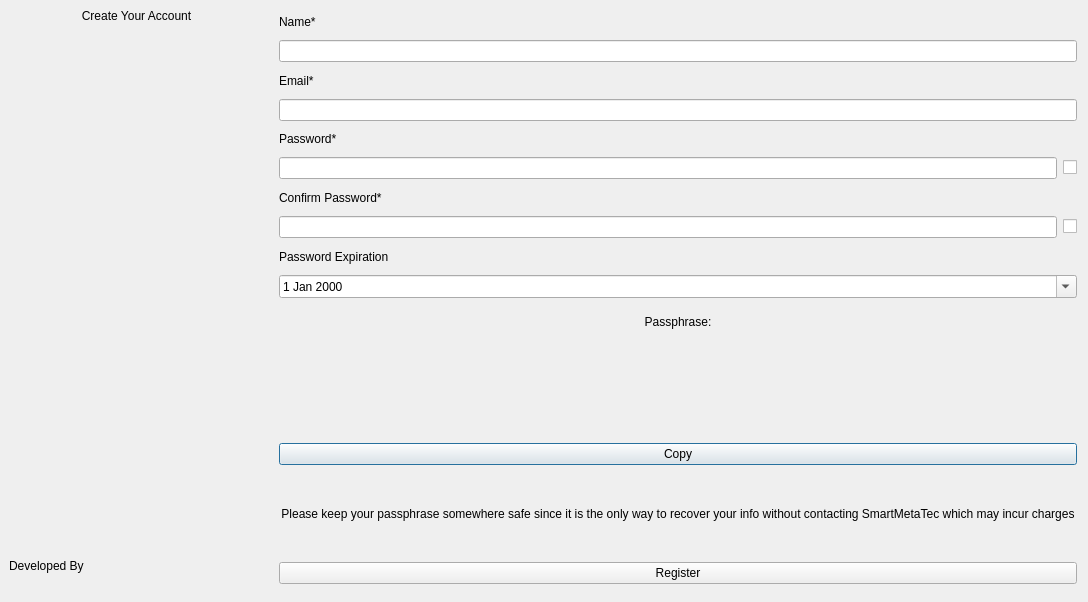
This is designs/xml/register_window.ui in daniel-deru/WorkMate-3.0 as Qt 5 draws it before an edit. The edited form follows.
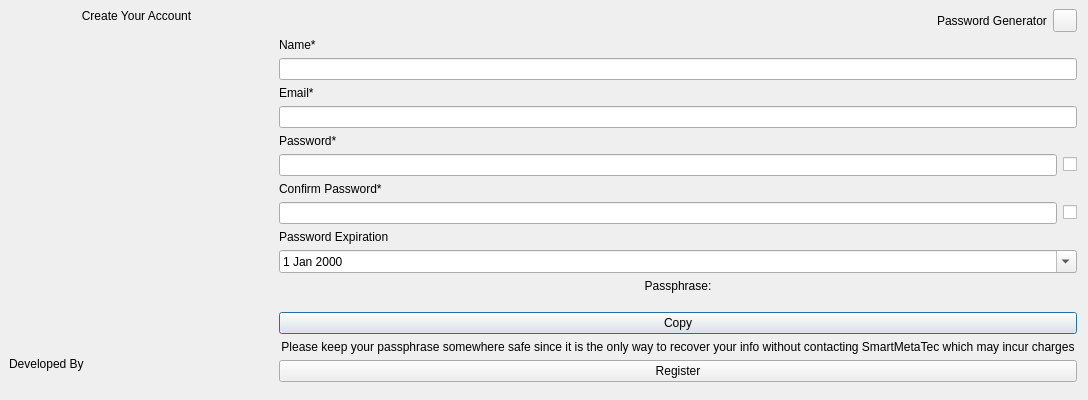
This is the edited form.

Commit message: finished password expiry

```diff
--- a/designs/xml/register_window.ui
+++ b/designs/xml/register_window.ui
@@ -7,7 +7,7 @@
     <x>0</x>
     <y>0</y>
     <width>1088</width>
-    <height>602</height>
+    <height>400</height>
    </rect>
   </property>
   <property name="windowTitle">
@@ -150,6 +150,43 @@
      <property name="bottomMargin">
       <number>9</number>
      </property>
+     <item>
+      <layout class="QHBoxLayout" name="horizontalLayout_10">
+       <property name="sizeConstraint">
+        <enum>QLayout::SetFixedSize</enum>
+       </property>
+       <item>
+        <spacer name="horizontalSpacer_2">
+         <property name="orientation">
+          <enum>Qt::Horizontal</enum>
+         </property>
+         <property name="sizeHint" stdset="0">
+          <size>
+           <width>40</width>
+           <height>20</height>
+          </size>
+         </property>
+        </spacer>
+       </item>
+       <item>
+        <widget class="QLabel" name="lbl_generate_password">
+         <property name="text">
+          <string>Password Generator</string>
+         </property>
+        </widget>
+       </item>
+       <item>
+        <widget class="QToolButton" name="tbtn_generate_password">
+         <property name="cursor">
+          <cursorShape>PointingHandCursor</cursorShape>
+         </property>
+         <property name="text">
+          <string/>
+         </property>
+        </widget>
+       </item>
+      </layout>
+     </item>
      <item>
       <layout class="QVBoxLayout" name="verticalLayout_6">
        <item>
```
The commit also changes 31 other files.
